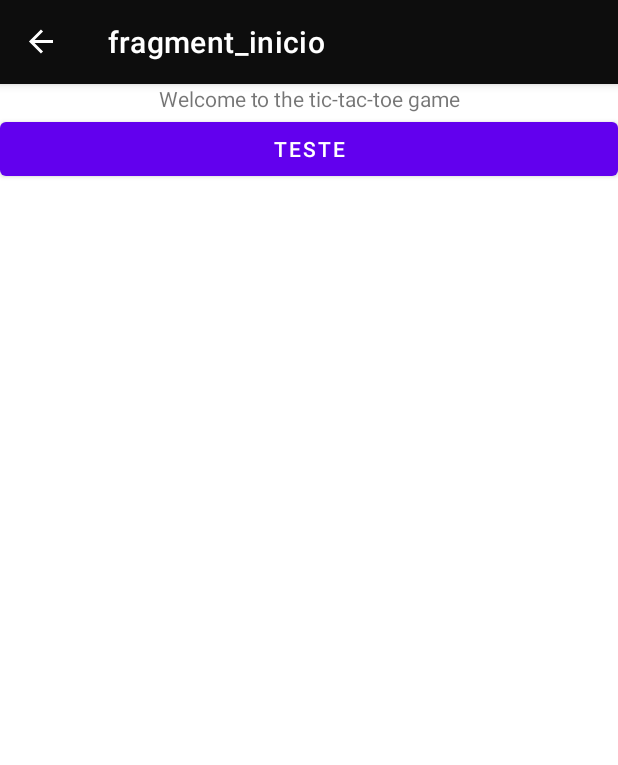
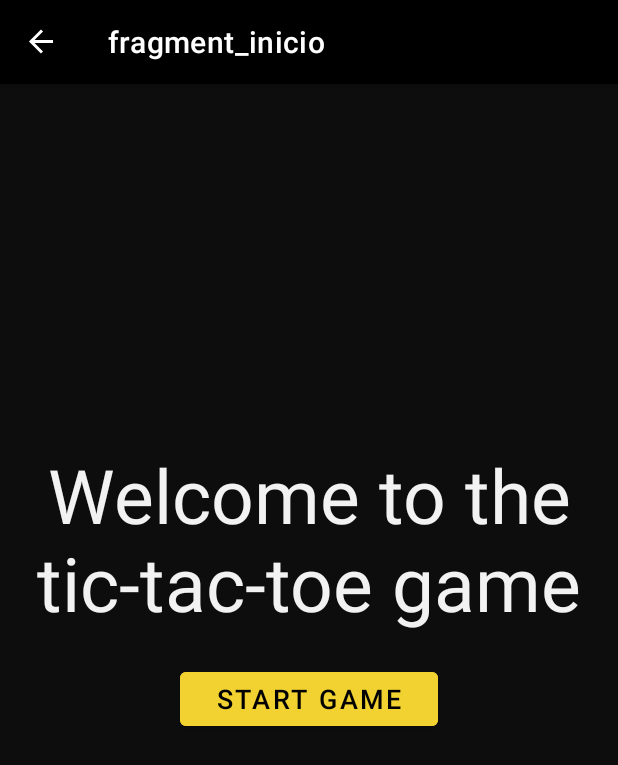
Before and after one commit to DevKalebe/Tic_Tac_Toe_AndroidJava, an Android app: the InicioFragment screen opened through its navigation route, on a phone screen of 412 x 824 dp. Shown: the top 765 px of the screen. Run offline under Robolectric (Android 15) with nearby library versions, the phone set to English and light mode, and no system bars; our stand-ins replace navigation-ui; 1 statement that could not run was skipped.

Commit message:
Estilização tela de início

```diff
--- /dev/null
+++ b/app/src/main/java/br/senai/sp/cotia/hash/fonts/Font.java
@@ -0,0 +1,5 @@
+package br.senai.sp.cotia.hash.fonts;
+
+public class Font {
+
+}
--- a/app/src/main/res/layout/fragment_inicio.xml
+++ b/app/src/main/res/layout/fragment_inicio.xml
@@ -3,21 +3,29 @@
     xmlns:tools="http://schemas.android.com/tools"
     android:layout_width="match_parent"
     android:layout_height="match_parent"
+    android:background="@color/color0D0D0D"
     android:orientation="vertical"
     tools:context=".fragment.InicioFragment">
 
     <LinearLayout
         android:layout_width="match_parent"
         android:layout_height="wrap_content"
-        android:orientation="horizontal">
+        android:orientation="horizontal"
+
+        >
 
         <TextView
             android:layout_width="match_parent"
             android:layout_height="match_parent"
+            android:layout_marginTop="240dp"
+            android:layout_marginBottom="20dp"
+            android:layout_weight="1"
+            android:text="@string/titleHomeGame"
             android:textAlignment="center"
-            android:layout_weight="1"
-            android:text="@string/titleHomeGame"/>
+            android:textColor="@color/colorF2F2F2"
+            android:textSize="50sp" />
     </LinearLayout>
+
     <LinearLayout
         android:layout_width="match_parent"
         android:layout_height="wrap_content"
@@ -27,8 +35,13 @@
             android:id="@+id/buttonStart"
             android:layout_width="match_parent"
             android:layout_height="match_parent"
+            android:layout_marginStart="120dp"
+            android:layout_marginEnd="120dp"
             android:layout_weight="1"
-            android:text="Teste"
+            android:backgroundTint="@color/colorF2D230"
+            android:text="@string/buttonStart"
+            android:textColor="@color/black"
+            android:textSize="18sp"
 
             />
 
--- /dev/null
+++ b/app/src/main/res/values/attrs.xml
@@ -0,0 +1,6 @@
+<?xml version="1.0" encoding="utf-8"?>
+<resources>
+    <declare-styleable name="ftrobotoBlack">
+        <attr name="robotoBlack" format="string"/>
+    </declare-styleable>
+</resources>
--- a/app/src/main/res/values/colors.xml
+++ b/app/src/main/res/values/colors.xml
@@ -5,7 +5,7 @@
     <color name="purple_700">#FF3700B3</color>
     <color name="teal_200">#FF03DAC5</color>
     <color name="teal_700">#FF018786</color>
-    <color name="black">#0D0D0D</color>
+    <color name="black">#000000</color>
     <color name="white">#FFFFFFFF</color>
     <color name="whitizinho">#818181</color>
 
@@ -17,4 +17,10 @@
 
     <color name="color012340">#012340</color>
     <color name="colorF2F0E4">#F2F0E4</color>
+
+<!--  Colors Yellow-->
+
+    <color name="color0D0D0D">#0D0D0D</color>
+    <color name="colorF2F2F2">#F2F2F2</color>
+    <color name="colorF2D230">#F2D230</color>
 </resources>
--- a/app/src/main/res/values/strings.xml
+++ b/app/src/main/res/values/strings.xml
@@ -17,4 +17,5 @@
     <string name="summaryPlayer1">Choose player 1 symbol</string>
     <string name="summaryPlayer2">Choose player 2 symbol</string>
     <string name="titleHomeGame">Welcome to the tic-tac-toe game</string>
+    <string name="buttonStart">Start Game</string>
 </resources>
```
Also changed, not shown: app/src/main/assets/fonts/Roboto-Black.ttf (added), 1 other file.
